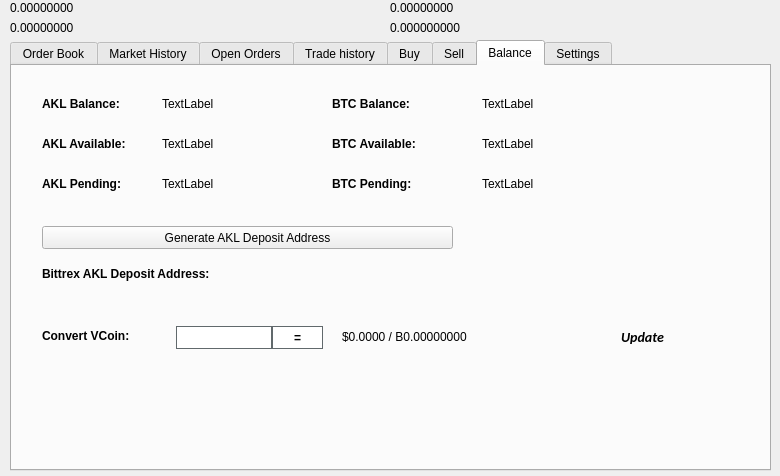
Above: src/qt/forms/tradingdialog.ui from ZixCash/ZixCash before the change. Below: the same form after it.
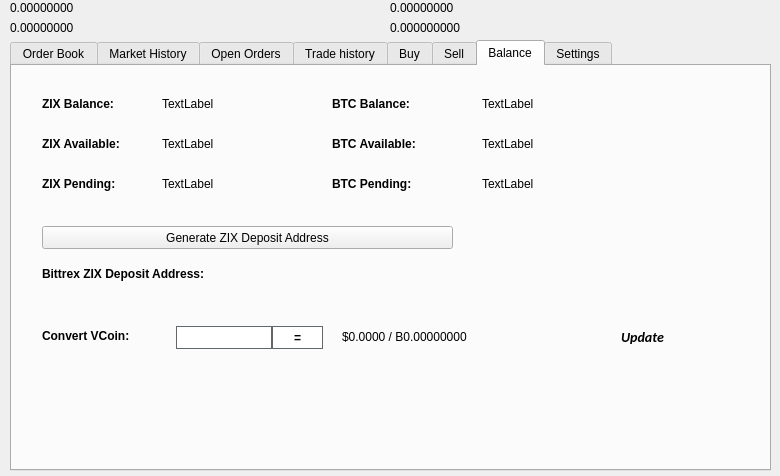
That is the form after the change. The open tabs and pages were chosen to show the change. Icons and pictures are not drawn.

The edit to the form file:
```diff
--- a/src/qt/forms/tradingdialog.ui
+++ b/src/qt/forms/tradingdialog.ui
@@ -2754,7 +2754,7 @@
       </font>
      </property>
      <property name="text">
-      <string>AKL Balance:</string>
+      <string>ZIX Balance:</string>
      </property>
     </widget>
     <widget class="QLabel" name="label_12">
@@ -2805,7 +2805,7 @@
       </font>
      </property>
      <property name="text">
-      <string>AKL Available:</string>
+      <string>ZIX Available:</string>
      </property>
     </widget>
     <widget class="QLabel" name="label_14">
@@ -2824,7 +2824,7 @@
       </font>
      </property>
      <property name="text">
-      <string>AKL Pending:</string>
+      <string>ZIX Pending:</string>
      </property>
     </widget>
     <widget class="QLabel" name="AKLPendingLabel">
@@ -2920,7 +2920,7 @@
       </font>
      </property>
      <property name="text">
-      <string>Bittrex AKL Deposit Address:</string>
+      <string>Bittrex ZIX Deposit Address:</string>
      </property>
     </widget>
     <widget class="QPushButton" name="GenDepositBTN">
@@ -2933,7 +2933,7 @@
       </rect>
      </property>
      <property name="text">
-      <string>Generate AKL Deposit Address</string>
+      <string>Generate ZIX Deposit Address</string>
      </property>
      <property name="icon">
       <iconset resource="../akula.qrc">
```
Left out of the diff: 42 changed lines with no effect on the pictures.
